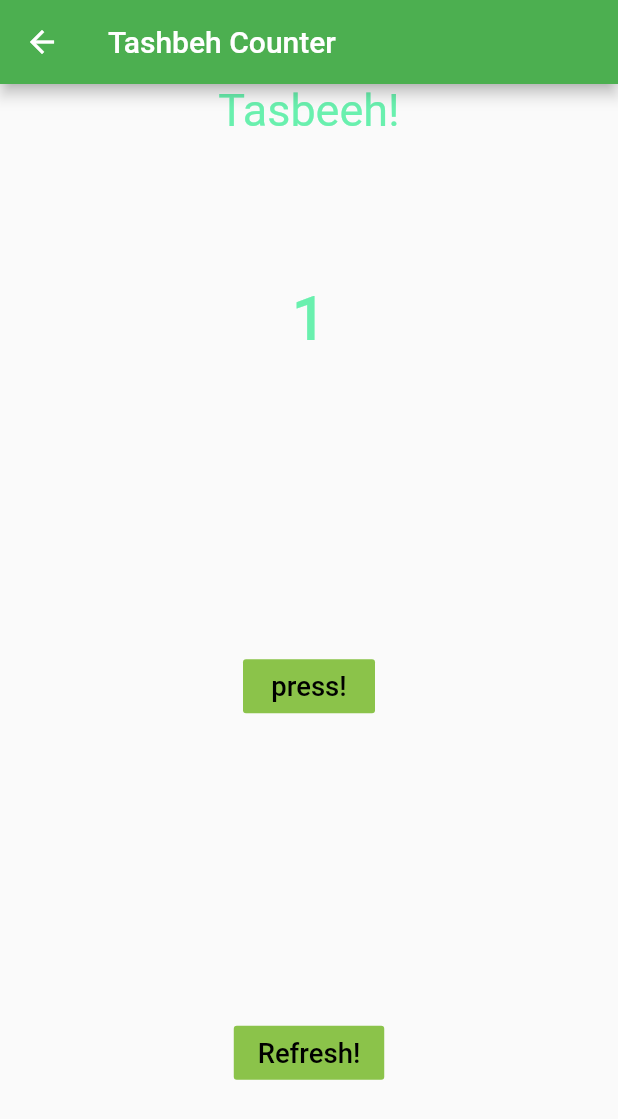
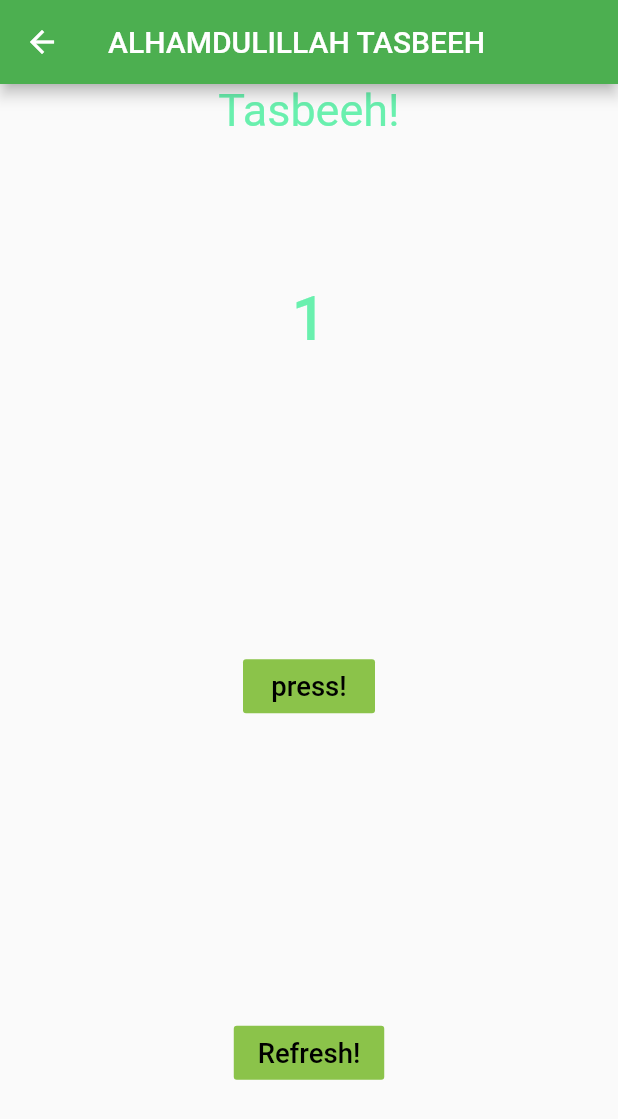
Before and after one commit to AsadBashir198/fa19-bcs-035, a Flutter app: the select screen opened directly, after a tap on "AlhamduLillah", on a phone screen of 412 x 824 dp. Shown: the top 1119 px of the screen. Run offline on Flutter 3.47's test engine with Material 2 defaults, Android fonts, the light colour scheme and no system bars; our stand-ins replace firebase_core, firebase_database, font_awesome_flutter; missing offline and left inert: dart:html; accounts and stored records are empty.

Commit message:
updated forms

```diff
--- /dev/null
+++ b/TASBEEH/lib/alhamdulillah.dart
@@ -0,0 +1,83 @@
+import 'package:firebase_database/firebase_database.dart';
+import 'package:flutter/material.dart';
+import 'package:firebase_core/firebase_core.dart';
+
+class alhamdulillah extends StatefulWidget{
+  @override
+  State<StatefulWidget> createState() {
+
+    return new makeItRainState();
+  }
+
+}
+
+class makeItRainState extends State<alhamdulillah> {
+  int _tasbeehCount = 1;
+
+  void counter() {
+    DatabaseReference test = FirebaseDatabase.instance.ref().child("test");
+    test.set("Hello Firebase${_tasbeehCount}");
+    setState(() {
+      _tasbeehCount = _tasbeehCount + 1;
+    });
+  }
+  void refresh(){
+    setState(() {
+      _tasbeehCount = 0;
+    });
+  }
+
+  @override
+  Widget build(BuildContext context) {
+
+    return new Scaffold(
+      appBar: new AppBar(
+        title: new Text('ALHAMDULILLAH TASBEEH'),
+        backgroundColor: Colors.green,
+      ),
+      body: new Container(
+          child : new Column(
+            children: <Widget>[
+              new Center(
+                child: new Text("Tasbeeh!",
+                  style: new TextStyle(fontSize: 30.0,
+                      color: Colors.greenAccent),),
+              ),
+              new Expanded(
+                  child: new Center(
+                    child: new Text('$_tasbeehCount',
+                      style: new TextStyle(
+                          color: _tasbeehCount < 50 ? Colors.greenAccent: Colors.red,
+                          fontSize: 40.3,
+                          fontWeight: FontWeight.w500
+                      ),),
+                  )),
+              new Expanded(
+                  child: new Center(
+                    child: new FlatButton(color: Colors.lightGreen,
+                        textColor: Theme.of(context).buttonColor,
+                        onPressed: counter,
+                        child: new Text("press!",
+                          style: new TextStyle(
+                              fontSize: 18.3,
+                              color: Colors.black
+                          ),)),
+                  )),
+              new Expanded(
+                  child: new Center(
+                    child: new FlatButton(color: Colors.lightGreen,
+                        textColor: Theme.of(context).buttonColor,
+                        onPressed: refresh,
+                        child: new Text("Refresh!",
+                          style: new TextStyle(
+                              fontSize: 18.3,
+                              color: Colors.black
+                          ),)),
+                  ))
+            ],
+          )
+
+      ),
+    );
+  }
+}
--- a/TASBEEH/lib/select.dart
+++ b/TASBEEH/lib/select.dart
@@ -1,6 +1,9 @@
 import 'package:flutter/material.dart';
 import 'package:firebase_database/firebase_database.dart';
 import 'package:firebase_core/firebase_core.dart';
+import 'package:tasbeeh/AllahuAkbar.dart';
+import 'package:tasbeeh/alhamdulillah.dart';
+import 'package:tasbeeh/subhanAllah.dart';
 
 import 'home.dart';
 
@@ -42,7 +45,7 @@ class _selectState extends State<select> {
               onPressed: (){
                 Navigator.push(
                   context,
-                  MaterialPageRoute(builder: (context) =>  home()),
+                  MaterialPageRoute(builder: (context) =>  AllahuAkbar()),
                 );
               },
             ),
@@ -63,7 +66,7 @@ class _selectState extends State<select> {
               onPressed: (){
                 Navigator.push(
                   context,
-                  MaterialPageRoute(builder: (context) =>  home()),
+                  MaterialPageRoute(builder: (context) =>  subhanAllah()),
                 );
               },
             ),
@@ -86,7 +89,7 @@ class _selectState extends State<select> {
               onPressed: (){
                 Navigator.push(
                   context,
-                  MaterialPageRoute(builder: (context) =>  home()),
+                  MaterialPageRoute(builder: (context) =>  alhamdulillah()),
                 );
               },
             ),
```
Also changed, not shown: TASBEEH/lib/AllahuAkbar.dart (added, +83 -0 lines), TASBEEH/lib/subhanAllah.dart (added, +83 -0 lines), TASBEEH/Screenshot 2022-05-07 160544.png (added), TASBEEH/Screenshot_20220507-091740.jpg (deleted), TASBEEH/Screenshot_20220507-152610.jpg (added), TASBEEH/Screenshot_20220507-152620.jpg (added), TASBEEH/Screenshot_20220507-152629.jpg (added), TASBEEH/Screenshot_20220507-152635.jpg (added).
